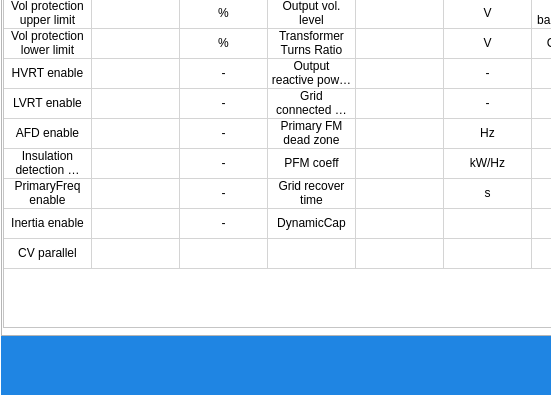
The window that win.ui (megarevolpr/Win) describes before a commit, drawn with Qt 5; both pictures show x 0 to 551 and y 164 to 562 of the 981 by 562 pixel window.
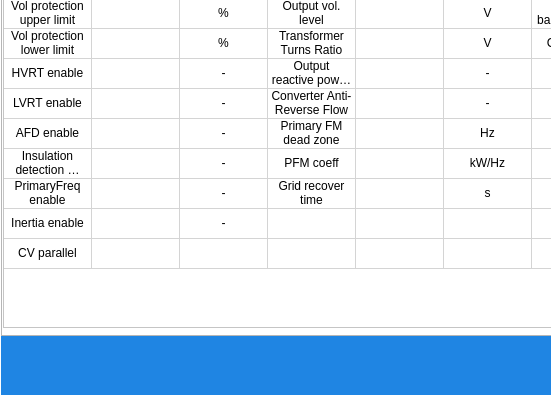
The same window after the commit. The open tabs and pages were chosen to show the change. Icons and pictures are not drawn.

What changed in the file:
```diff
--- a/win.ui
+++ b/win.ui
@@ -1192,7 +1192,7 @@
        </item>
        <item row="6" column="3">
         <property name="text">
-         <string>Grid connected mode of Inv</string>
+         <string>Converter Anti-Reverse Flow</string>
         </property>
         <property name="textAlignment">
          <set>AlignCenter</set>
@@ -1325,7 +1325,7 @@
        </item>
        <item row="10" column="3">
         <property name="text">
-         <string>DynamicCap</string>
+         <string/>
         </property>
         <property name="textAlignment">
          <set>AlignCenter</set>
```
Left out of the diff: 2 changed lines with no effect on the pictures.
